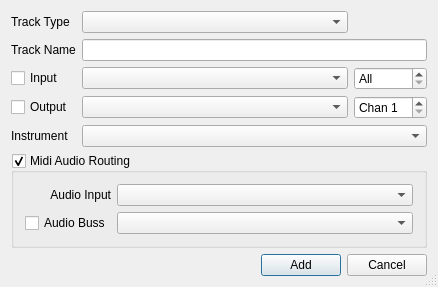
Qt form oom/widgets/createtrackbase.ui (ccherrett/oom) before a commit.
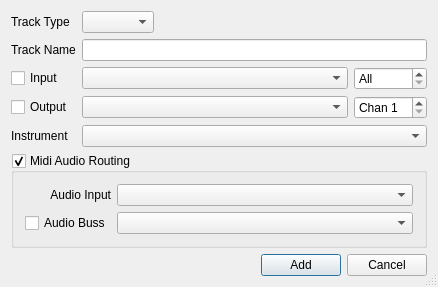
The same form after that commit.

Commit message: CreateTrackDialog: made track type combo fixed width

Patch:
```diff
--- a/oom/widgets/createtrackbase.ui
+++ b/oom/widgets/createtrackbase.ui
@@ -10,7 +10,7 @@
     <x>0</x>
     <y>0</y>
     <width>438</width>
-    <height>270</height>
+    <height>287</height>
    </rect>
   </property>
   <property name="windowTitle">
@@ -31,7 +31,17 @@
     </widget>
    </item>
    <item row="0" column="1">
-    <widget class="QComboBox" name="cmbType"/>
+    <widget class="QComboBox" name="cmbType">
+     <property name="sizePolicy">
+      <sizepolicy hsizetype="Fixed" vsizetype="Fixed">
+       <horstretch>0</horstretch>
+       <verstretch>0</verstretch>
+      </sizepolicy>
+     </property>
+     <property name="sizeAdjustPolicy">
+      <enum>QComboBox::AdjustToContents</enum>
+     </property>
+    </widget>
    </item>
    <item row="1" column="0">
     <widget class="QLabel" name="lblName">
```
